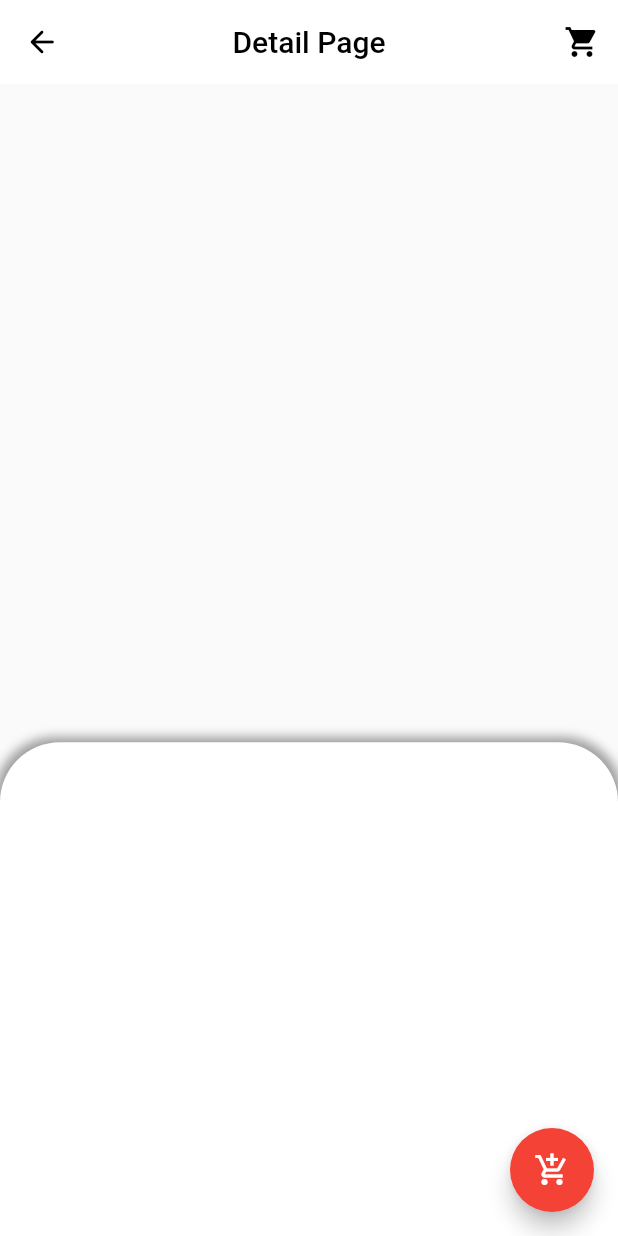
After one commit to vrajGodhani24/e_com_app_11am, a Flutter app: the DetailPage screen opened directly, on a phone screen of 412 x 824 dp. The commit adds this screen. Run offline on Flutter 3.47's test engine with Material 2 defaults, Android fonts, the light colour scheme and no system bars; our stand-ins replace flutter_rating_bar.

Commit message:
14Sep second commit

```diff
--- /dev/null
+++ b/lib/detail_page.dart
@@ -0,0 +1,83 @@
+import 'package:flutter/material.dart';
+
+class DetailPage extends StatefulWidget {
+  const DetailPage({super.key});
+
+  @override
+  State<DetailPage> createState() => _DetailPageState();
+}
+
+class _DetailPageState extends State<DetailPage> {
+  @override
+  Widget build(BuildContext context) {
+    return Scaffold(
+      appBar: AppBar(
+        centerTitle: true,
+        title: const Text(
+          "Detail Page",
+          style: TextStyle(color: Colors.black),
+        ),
+        elevation: 0,
+        backgroundColor: Colors.white,
+        leading: IconButton(
+          onPressed: () {
+            Navigator.of(context).pop();
+          },
+          splashRadius: 20,
+          icon: const Icon(
+            Icons.arrow_back_rounded,
+            color: Colors.black,
+          ),
+        ),
+        actions: [
+          IconButton(
+            onPressed: () {},
+            icon: const Icon(
+              Icons.shopping_cart,
+              color: Colors.black,
+            ),
+          ),
+        ],
+      ),
+      floatingActionButton: FloatingActionButton(
+        onPressed: () {},
+        backgroundColor: Colors.red,
+        child: const Icon(Icons.add_shopping_cart),
+      ),
+      body: Container(
+        alignment: Alignment.center,
+        child: Column(
+          children: [
+            Expanded(
+              flex: 8,
+              child: Container(),
+            ),
+            Expanded(
+              flex: 6,
+              child: Container(
+                decoration: const BoxDecoration(
+                  color: Colors.white,
+                  boxShadow: <BoxShadow>[
+                    BoxShadow(
+                      spreadRadius: 3,
+                      blurRadius: 5,
+                      color: Colors.grey,
+                    ),
+                  ],
+                  borderRadius: BorderRadius.vertical(
+                    top: Radius.circular(40),
+                  ),
+                ),
+                padding: const EdgeInsets.all(15),
+                alignment: Alignment.center,
+                child: Column(
+                  children: [],
+                ),
+              ),
+            ),
+          ],
+        ),
+      ),
+    );
+  }
+}
--- a/lib/main.dart
+++ b/lib/main.dart
@@ -1,3 +1,4 @@
+import 'package:e_com_app_11am/detail_page.dart';
 import 'package:e_com_app_11am/utils/global.dart';
 import 'package:flutter/material.dart';
 import 'package:flutter_rating_bar/flutter_rating_bar.dart';
@@ -25,7 +26,7 @@ class _MyAppState extends State<MyApp> {
       appBar: AppBar(
         centerTitle: true,
         title: const Text(
-          "Home Page 1",
+          "Home Page",
           style: TextStyle(color: Colors.black),
         ),
         elevation: 0,
@@ -96,7 +97,16 @@ class _MyAppState extends State<MyApp> {
                               mainAxisAlignment: MainAxisAlignment.start,
                               children: [
                                 ...e['categoryProducts'].map((e) {
-                                  return Container(
+                                  return GestureDetector(
+                                    onTap: () {
+                                      Navigator.of(context).push(
+                                        MaterialPageRoute(
+                                          builder: (context) =>
+                                              const DetailPage(),
+                                        ),
+                                      );
+                                    },
+                                    child: Container(
                                       height: 300,
                                       width: 180,
                                       decoration: BoxDecoration(
@@ -139,7 +149,8 @@ class _MyAppState extends State<MyApp> {
                                                   color: Colors.red.shade700,
                                                   borderRadius:
                                                       const BorderRadius.only(
-                                                  topLeft: Radius.circular(20),
+                                                    topLeft:
+                                                        Radius.circular(20),
                                                     bottomRight:
                                                         Radius.circular(14),
                                                   ),
@@ -172,14 +183,16 @@ class _MyAppState extends State<MyApp> {
                                                     "${e['title']}",
                                                     style: const TextStyle(
                                                       fontSize: 16,
-                                                    fontWeight: FontWeight.w400,
+                                                      fontWeight:
+                                                          FontWeight.w400,
                                                     ),
                                                   ),
                                                   Text(
                                                     "\$ ${e['price']}",
                                                     style: const TextStyle(
                                                       fontSize: 18,
-                                                    fontWeight: FontWeight.bold,
+                                                      fontWeight:
+                                                          FontWeight.bold,
                                                     ),
                                                   ),
                                                   RatingBar.builder(
@@ -204,6 +217,7 @@ class _MyAppState extends State<MyApp> {
                                           ),
                                         ],
                                       ),
+                                    ),
                                   );
                                 }).toList(),
                               ],
```
Lines whose indentation alone changed are shown as unchanged.
